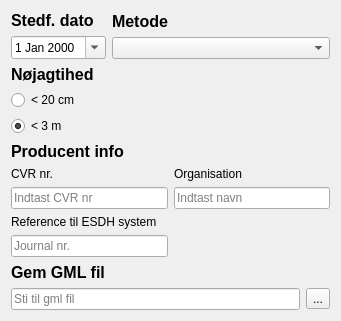
First picture: the form in tinglysning_gml_dialog_base.ui, repository danielarnason/TinglysningGml, before the edit.
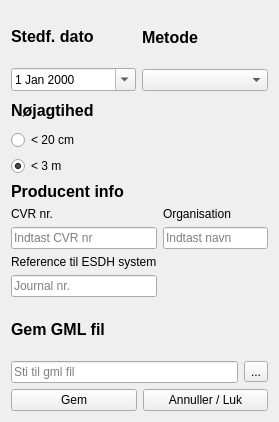
Second picture: the form after the edit.

Commit message: gitignore tilføjet og gem/annuler knapper i gui

Patch:
```diff
--- a/tinglysning_gml_dialog_base.ui
+++ b/tinglysning_gml_dialog_base.ui
@@ -6,14 +6,14 @@
    <rect>
     <x>0</x>
     <y>0</y>
-    <width>341</width>
-    <height>312</height>
+    <width>279</width>
+    <height>422</height>
    </rect>
   </property>
   <property name="windowTitle">
    <string>Form</string>
   </property>
-  <layout class="QFormLayout" name="formLayout">
+  <layout class="QGridLayout" name="gridLayout_7">
    <item row="0" column="0">
     <layout class="QGridLayout" name="gridLayout">
      <item row="0" column="0">
@@ -39,10 +39,13 @@
      </item>
     </layout>
    </item>
-   <item row="3" column="0" colspan="2">
-    <layout class="QGridLayout" name="gridLayout_6">
+   <item row="0" column="1">
+    <layout class="QGridLayout" name="gridLayout_3">
+     <item row="1" column="0">
+      <widget class="QComboBox" name="comboBox"/>
+     </item>
      <item row="0" column="0">
-      <widget class="QLabel" name="label_8">
+      <widget class="QLabel" name="label_9">
        <property name="font">
         <font>
          <pointsize>12</pointsize>
@@ -51,28 +54,10 @@
         </font>
        </property>
        <property name="text">
-        <string>Gem GML fil</string>
+        <string>Metode</string>
        </property>
       </widget>
      </item>
-     <item row="1" column="0">
-      <layout class="QHBoxLayout" name="horizontalLayout">
-       <item>
-        <widget class="QLineEdit" name="lineEdit_4">
-         <property name="placeholderText">
-          <string>Sti til gml fil</string>
-         </property>
-        </widget>
-       </item>
-       <item>
-        <widget class="QToolButton" name="toolButton">
-         <property name="text">
-          <string>...</string>
-         </property>
-        </widget>
-       </item>
-      </layout>
-     </item>
     </layout>
    </item>
    <item row="1" column="0">
@@ -110,27 +95,6 @@
      </item>
     </layout>
    </item>
-   <item row="0" column="1">
-    <layout class="QGridLayout" name="gridLayout_3">
-     <item row="1" column="0">
-      <widget class="QComboBox" name="comboBox"/>
-     </item>
-     <item row="0" column="0">
-      <widget class="QLabel" name="label_9">
-       <property name="font">
-        <font>
-         <pointsize>12</pointsize>
-         <weight>75</weight>
-         <bold>true</bold>
-        </font>
-       </property>
-       <property name="text">
-        <string>Metode</string>
-       </property>
-      </widget>
-     </item>
-    </layout>
-   </item>
    <item row="2" column="0" colspan="2">
     <layout class="QGridLayout" name="gridLayout_5">
      <item row="0" column="0">
@@ -201,6 +165,60 @@
      </item>
     </layout>
    </item>
+   <item row="3" column="0" colspan="2">
+    <layout class="QGridLayout" name="gridLayout_6">
+     <item row="0" column="0">
+      <widget class="QLabel" name="label_8">
+       <property name="font">
+        <font>
+         <pointsize>12</pointsize>
+         <weight>75</weight>
+         <bold>true</bold>
+        </font>
+       </property>
+       <property name="text">
+        <string>Gem GML fil</string>
+       </property>
+      </widget>
+     </item>
+     <item row="1" column="0">
+      <layout class="QHBoxLayout" name="horizontalLayout">
+       <item>
+        <widget class="QLineEdit" name="lineEdit_4">
+         <property name="placeholderText">
+          <string>Sti til gml fil</string>
+         </property>
+        </widget>
+       </item>
+       <item>
+        <widget class="QToolButton" name="toolButton">
+         <property name="text">
+          <string>...</string>
+         </property>
+        </widget>
+       </item>
+      </layout>
+     </item>
+    </layout>
+   </item>
+   <item row="4" column="0" colspan="2">
+    <layout class="QHBoxLayout" name="horizontalLayout_2">
+     <item>
+      <widget class="QPushButton" name="pushButton">
+       <property name="text">
+        <string>Gem</string>
+       </property>
+      </widget>
+     </item>
+     <item>
+      <widget class="QPushButton" name="pushButton_2">
+       <property name="text">
+        <string>Annuller / Luk</string>
+       </property>
+      </widget>
+     </item>
+    </layout>
+   </item>
   </layout>
  </widget>
  <resources/>
```
The commit also changes 1 other file.
